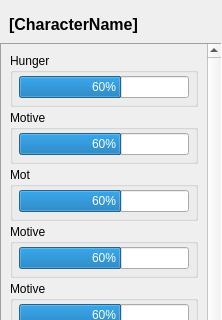
tapchik/Simulation, file UI/CharacterInfoWidget.ui: the form before one commit; both pictures show x 0 to 222 and y 0 to 320 of the 222 by 554 pixel window.
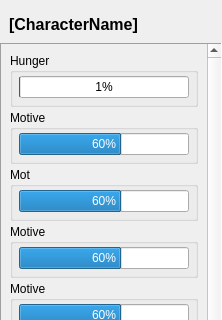
The form after the commit.

What changed in the file:
```diff
--- a/UI/CharacterInfoWidget.ui
+++ b/UI/CharacterInfoWidget.ui
@@ -156,7 +156,7 @@
                <string notr="true">border: 2px solid grey; border-radius: 0px; text-align: center; } QProgressBar::chunk {background-color: #3add36; width: 1px;</string>
               </property>
               <property name="value">
-               <number>60</number>
+               <number>1</number>
               </property>
              </widget>
             </item>
```
